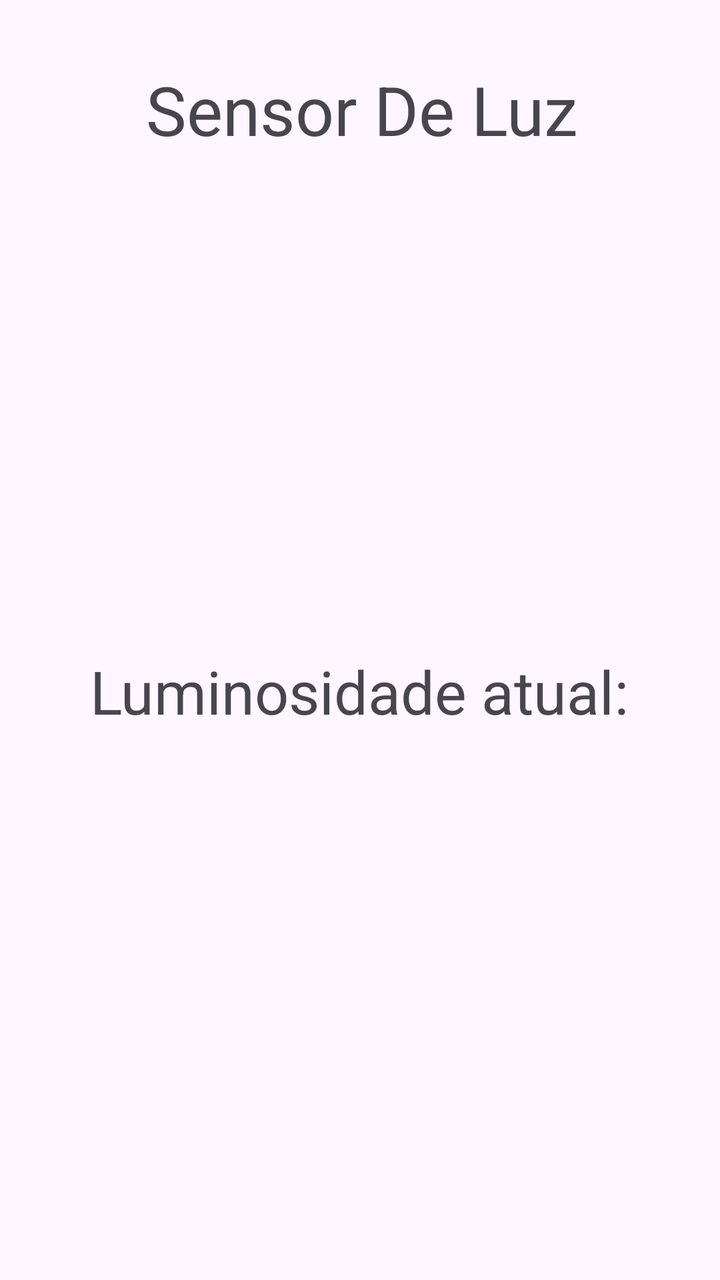
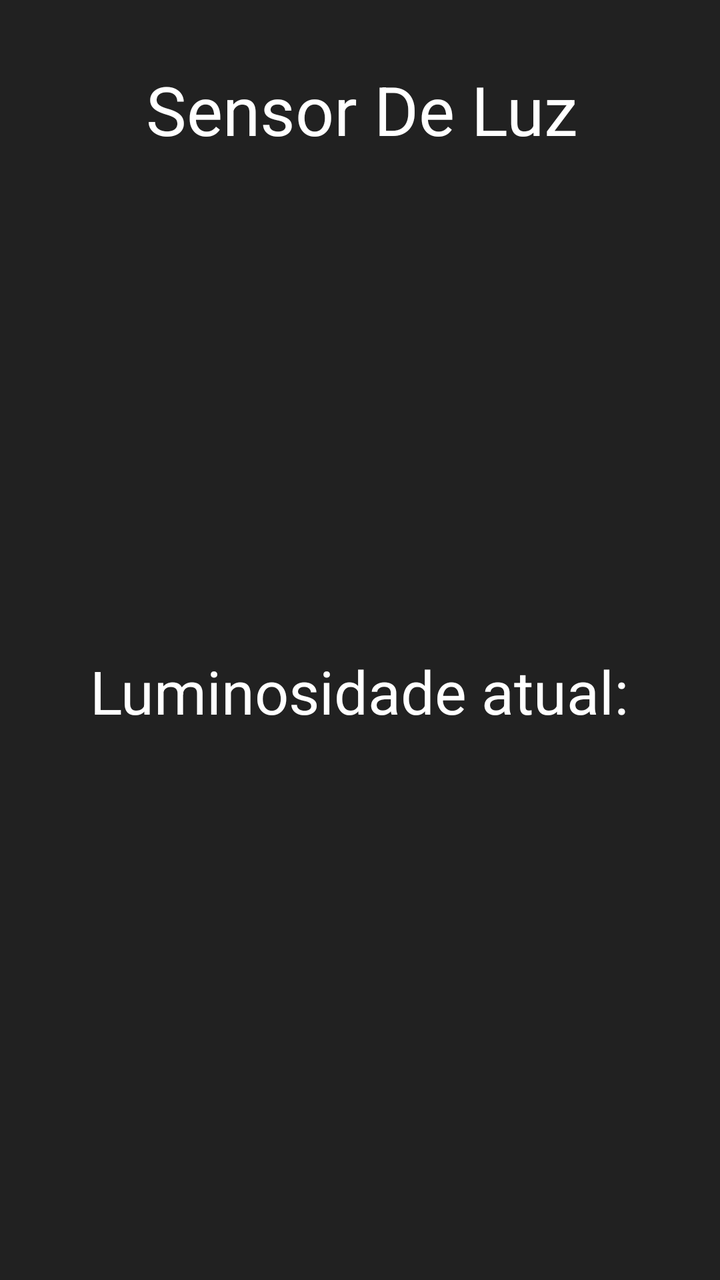

An Android layout rendered at two revisions. The XML below is the earlier revision; the diff shows what the commit changed to produce the second picture.
<!-- AndroidManifest.xml: application theme Theme.Projetoprova -->
<!-- res/layout/activity_sensor1.xml -->
<?xml version="1.0" encoding="utf-8"?>
<androidx.constraintlayout.widget.ConstraintLayout xmlns:android="http://schemas.android.com/apk/res/android"
    xmlns:app="http://schemas.android.com/apk/res-auto"
    xmlns:tools="http://schemas.android.com/tools"
    android:id="@+id/main"
    android:layout_width="match_parent"
    android:layout_height="match_parent"
    tools:context=".sensor1">

    <androidx.constraintlayout.widget.ConstraintLayout
        android:id="@+id/constraintlayout"
        android:layout_width="409dp"
        android:layout_height="729dp"
        app:layout_constraintEnd_toEndOf="parent"
        app:layout_constraintStart_toStartOf="parent"
        app:layout_constraintTop_toTopOf="parent">

        <TextView
            android:id="@+id/textView5"
            android:layout_width="wrap_content"
            android:layout_height="wrap_content"
            android:layout_marginTop="32dp"
            android:text="Sensor De Luz"
            android:textAlignment="center"
            android:textSize="34sp"
            app:layout_constraintEnd_toEndOf="parent"
            app:layout_constraintStart_toStartOf="parent"
            app:layout_constraintTop_toTopOf="parent" />

        <TextView
            android:id="@+id/TextLuminosiade"
            android:layout_width="wrap_content"
            android:layout_height="wrap_content"
            android:layout_marginTop="248dp"
            android:text="Luminosidade atual:"
            android:textSize="30sp"
            app:layout_constraintEnd_toEndOf="parent"
            app:layout_constraintHorizontal_bias="0.495"
            app:layout_constraintStart_toStartOf="parent"
            app:layout_constraintTop_toBottomOf="@+id/textView5" />
    </androidx.constraintlayout.widget.ConstraintLayout>
</androidx.constraintlayout.widget.ConstraintLayout>
<!-- resources referenced by this layout -->
<resources>
  <style name="Theme.Projetoprova" parent="Base.Theme.Projetoprova" />
  <style name="Base.Theme.Projetoprova" parent="Theme.Material3.DayNight.NoActionBar">
          
          
      </style>
</resources>

<!-- the commit's change to res/layout/activity_sensor1.xml (unified diff, before → after) -->
@@ -11,6 +11,7 @@
         android:id="@+id/constraintlayout"
         android:layout_width="409dp"
         android:layout_height="729dp"
+        android:background="#212121"
         app:layout_constraintEnd_toEndOf="parent"
         app:layout_constraintStart_toStartOf="parent"
         app:layout_constraintTop_toTopOf="parent">
@@ -21,6 +22,7 @@
             android:layout_height="wrap_content"
             android:layout_marginTop="32dp"
             android:text="Sensor De Luz"
+            android:textColor="#FFFFFF"
             android:textAlignment="center"
             android:textSize="34sp"
             app:layout_constraintEnd_toEndOf="parent"
@@ -32,6 +34,7 @@
             android:layout_width="wrap_content"
             android:layout_height="wrap_content"
             android:layout_marginTop="248dp"
+            android:textColor="#FFFFFF"
             android:text="Luminosidade atual:"
             android:textSize="30sp"
             app:layout_constraintEnd_toEndOf="parent"
